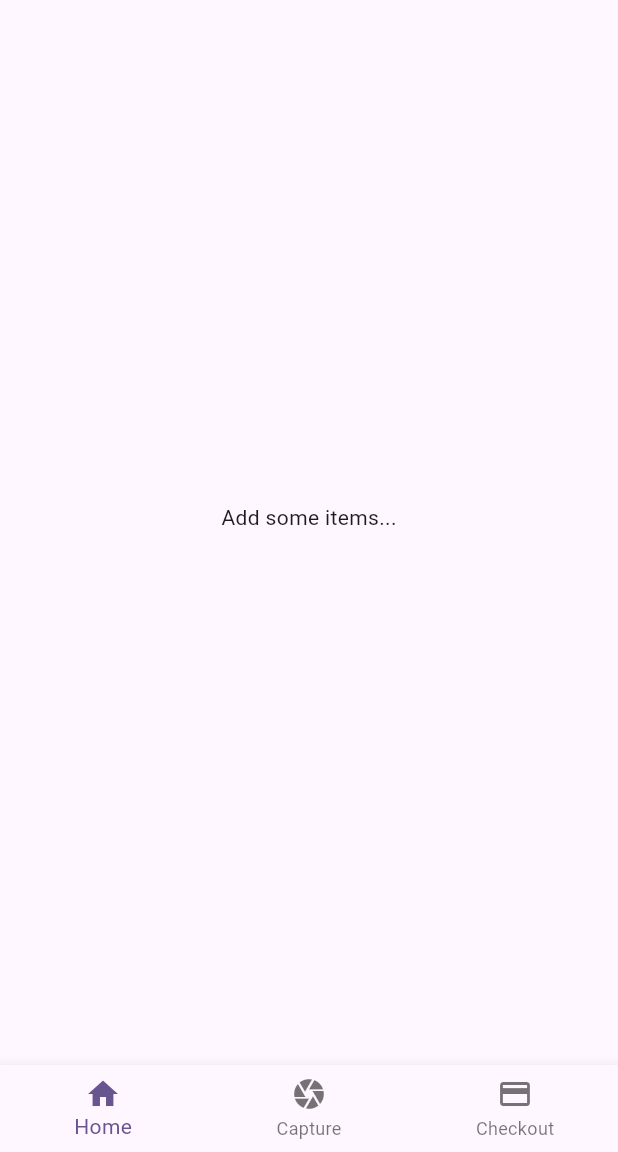
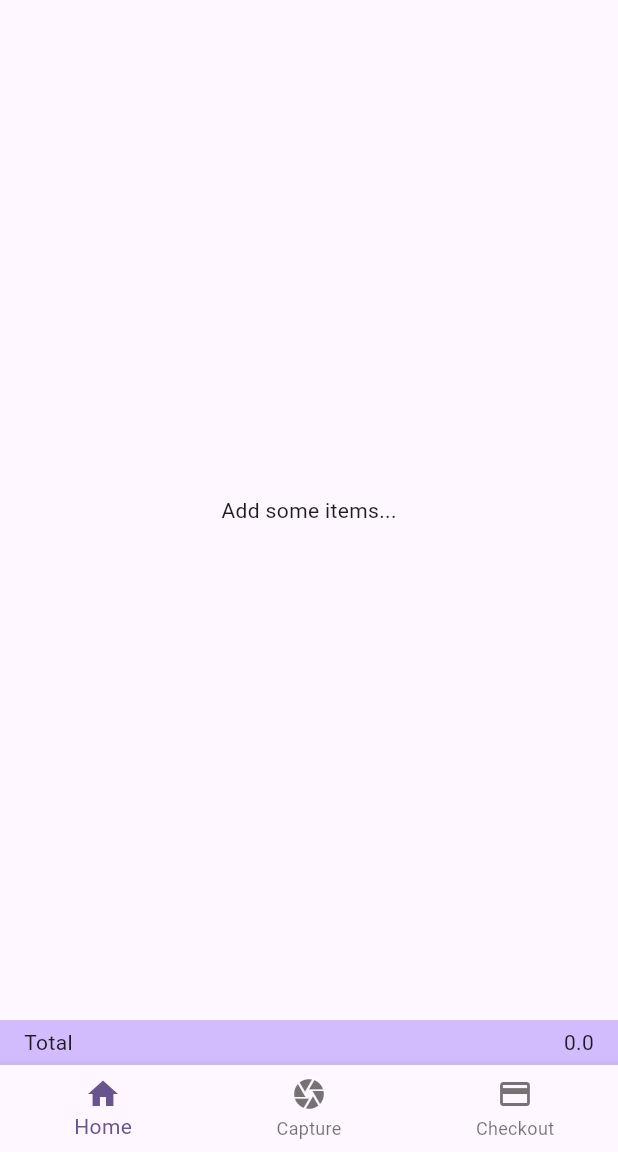
Before and after one commit to koorzenb/stockit, a Flutter app: the screen it shows after launch, on a phone screen of 412 x 824 dp, the part 84-1236 px from its top. Run offline on Flutter 3.47's test engine with Material 2 defaults, Android fonts, the phone set to English and light mode, and no system bars; our stand-ins replace get, image_picker, share_plus.

Commit message:
Fixed displaying Total

```diff
--- a/lib/screens/capture_item_page.dart
+++ b/lib/screens/capture_item_page.dart
@@ -80,7 +80,7 @@ class _CaptureItemPageState extends State<CaptureItemPage> {
               keyboardType: TextInputType.number,
               textInputAction: TextInputAction.next,
               validator: (value) {
-                if (value!.isEmpty) {
+                if (value!.isEmpty || int.tryParse(value) == null) {
                   return 'Please enter a price';
                 }
                 return null;
@@ -130,7 +130,7 @@ class _CaptureItemPageState extends State<CaptureItemPage> {
     debugPrint('Quantity: ${_quantityController.text}');
     final item = Item(
         description: _descriptionController.text,
-        price: double.parse(_priceController.text),
+        price: double.parse(_priceController.text), // TODO: add numeric validation
         imagePath: _imagePath); // TODO: add quantity to entity and use to calc total
     ItemListController.getOrPut.add(item);
     widget.setIndex();
--- a/lib/screens/checkout_page.dart
+++ b/lib/screens/checkout_page.dart
@@ -41,7 +41,7 @@ class _CheckoutPageState extends State<CheckoutPage> {
         ),
         RadioListTile<int>(
           title: const Text('Capitec - Barend'),
-          value: 2,
+          value: 3,
           groupValue: _selectedValue,
           onChanged: (value) {
             setState(() {
@@ -51,7 +51,7 @@ class _CheckoutPageState extends State<CheckoutPage> {
         ),
         RadioListTile<int>(
           title: const Text('FNB'),
-          value: 3,
+          value: 4,
           groupValue: _selectedValue,
           onChanged: (value) {
             setState(() {
--- a/lib/widgets/item_list.dart
+++ b/lib/widgets/item_list.dart
@@ -1,10 +1,8 @@
-import 'dart:io';
-
 import 'package:flutter/material.dart';
 import 'package:get/get.dart';
+import 'package:stockit/widgets/item_list_tile.dart';
 
 import '../controllers/item_list_controller.dart';
-import '../models/item.dart';
 
 class ItemList extends StatelessWidget {
   const ItemList({super.key});
@@ -23,19 +21,16 @@ class ItemList extends StatelessWidget {
                     itemCount: itemListController.items.length,
                     itemBuilder: (context, index) {
                       // String itemKey = items.keys.elementAt(index);
-                      Item item = itemListController.items[index];
-                      return ListTile(
-                        leading: item.imagePath != null ? Image.file(File(item.imagePath!)) : const Icon(Icons.image),
-                        title: item.description == null ? null : Text(item.description!),
-                        trailing: Text(item.price.toString()),
-                      );
+                      return ItemListTile(item: itemListController.items[index]);
                     },
                   ),
           ),
           SizedBox(
-            height: 20,
+            height: 30,
+            child: Container(
+              color: Theme.of(context).colorScheme.inversePrimary,
               child: Padding(
-              padding: const EdgeInsets.all(16.0),
+                padding: const EdgeInsets.fromLTRB(16, 4, 16, 4),
                 child: Row(
                   mainAxisAlignment: MainAxisAlignment.spaceBetween,
                   children: [
@@ -45,6 +40,7 @@ class ItemList extends StatelessWidget {
                 ),
               ),
             ),
+          ),
         ],
       );
     });
```
Also changed, not shown: lib/widgets/item_list_tile.dart (added, +26 -0 lines). Lines whose indentation alone changed are shown as unchanged.
